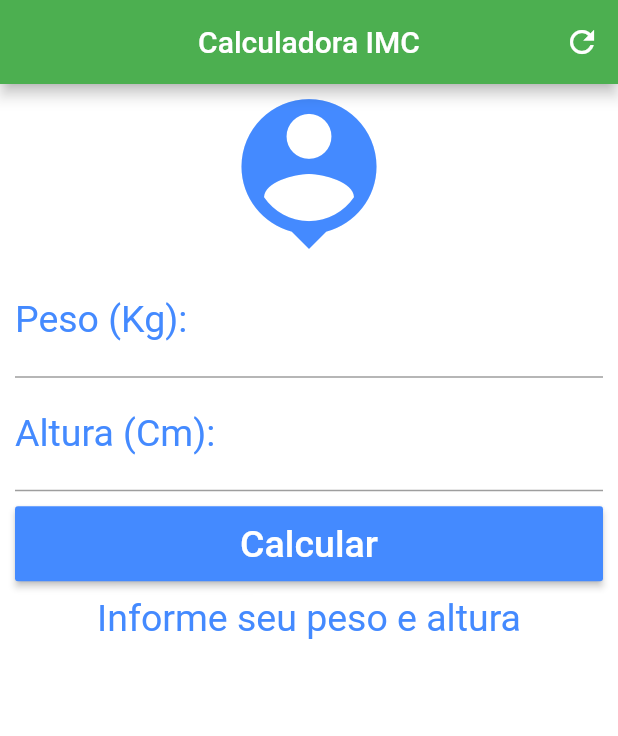
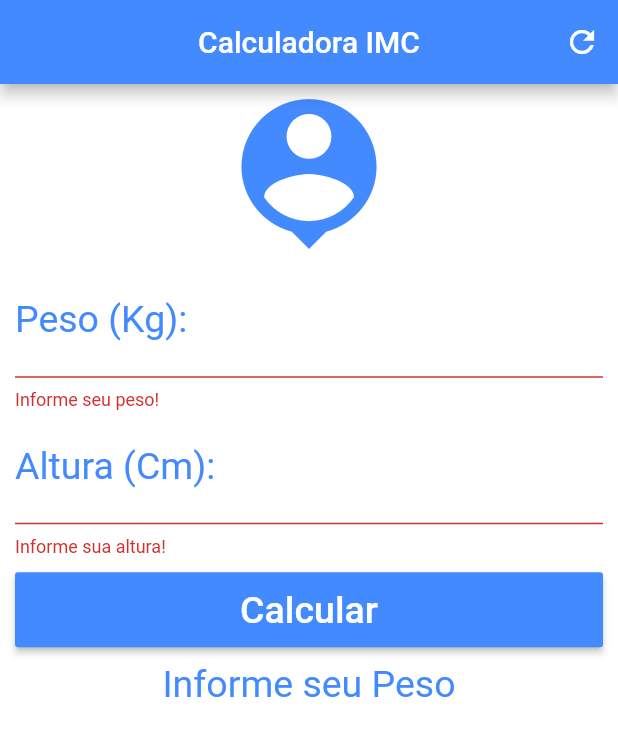
Before and after one commit to felipe89/calculo_imc, a Flutter app: the screen it shows after launch, after a tap on "Calcular", on a phone screen of 412 x 824 dp. Shown: the top 736 px of the screen. Run offline on Flutter 3.47's test engine with Material 2 defaults, Android fonts, the phone set to English and light mode, and no system bars.

Commit message:
Tratamento de tela e msg

```diff
--- a/lib/main.dart
+++ b/lib/main.dart
@@ -16,12 +16,18 @@ void main () {
      TextEditingController weightController = TextEditingController();
      TextEditingController heightController = TextEditingController();
 
-     String _infoText = "Informe seu peso e altura";
+     String _infoText = "Informe seu Peso";
+
+     GlobalKey<FormState> _formKey = GlobalKey<FormState>();
+
 
      void _resetFields() {
        weightController.text = "";
        heightController.text = "";
-       _infoText = "Informe seu peso e altura";
+
+       setState(() {
+         _infoText = "Informe seu Peso";
+       });
      }
 
        void _calculate() {
@@ -29,7 +35,6 @@ void main () {
            double weight = double.parse(weightController.text);
            double height = double.parse(heightController.text) / 100;
            double imc = weight / (height * height);
-           print(imc);
 
            if (imc < 18.6) {
              _infoText = "Abaixo do Peso (${imc.toStringAsPrecision(4)})";
@@ -54,7 +59,7 @@ void main () {
              appBar: AppBar(
                title: Text("Calculadora IMC"),
                centerTitle: true,
-               backgroundColor: Colors.green,
+               backgroundColor: Colors.blueAccent,
                actions: <Widget>[
                  IconButton(icon: Icon(Icons.refresh),
                    onPressed: _resetFields,
@@ -64,12 +69,14 @@ void main () {
              backgroundColor: Colors.white,
              body: SingleChildScrollView(
                padding: EdgeInsets.fromLTRB(10.0, 0.0, 10.0, 0.0),
-               child: Column(
+               child: Form(
+                 key: _formKey,
+                 child:Column(
                    crossAxisAlignment: CrossAxisAlignment.stretch,
                    children: <Widget>[
                      Icon(
                          Icons.person_pin, size: 120.0, color: Colors.blueAccent),
-                   TextField(
+                     TextFormField(
                        keyboardType: TextInputType.number,
                        decoration: InputDecoration(
                            labelText: "Peso (Kg):",
@@ -77,8 +84,13 @@ void main () {
                        textAlign: TextAlign.center,
                        style: TextStyle(color: Colors.blueAccent, fontSize: 25.0),
                        controller: weightController,
+                       validator: (value){
+                         if(value.isEmpty){
+                           return "Informe seu peso!";
+                         }
+                       },
                      ),
-                   TextField(
+                     TextFormField(
                        keyboardType: TextInputType.number,
                        decoration: InputDecoration(
                            labelText: "Altura (Cm):",
@@ -86,13 +98,22 @@ void main () {
                        textAlign: TextAlign.center,
                        style: TextStyle(color: Colors.blueAccent, fontSize: 25.0),
                        controller: heightController,
+                       validator: (value){
+                         if(value.isEmpty){
+                           return "Informe sua altura!";
+                         }
+                       },
                      ),
                      Padding(
                        padding: EdgeInsets.fromLTRB(0.0, 10.0, 0.0, 10.0),
                        child: Container(
                          height: 50.0,
                          child: RaisedButton(
-                           onPressed: _calculate,
+                             onPressed: (){
+                               if(_formKey.currentState.validate()){
+                                 _calculate();
+                               }
+                             },
                              child: Text("Calcular",
                                style: TextStyle(
                                    color: Colors.white, fontSize: 25.0),),
@@ -107,6 +128,7 @@ void main () {
                            color: Colors.blueAccent, fontSize: 25.0),)
                    ],
                  ),
+               ),
              )
          );
        }
```
Lines whose indentation alone changed are shown as unchanged.
